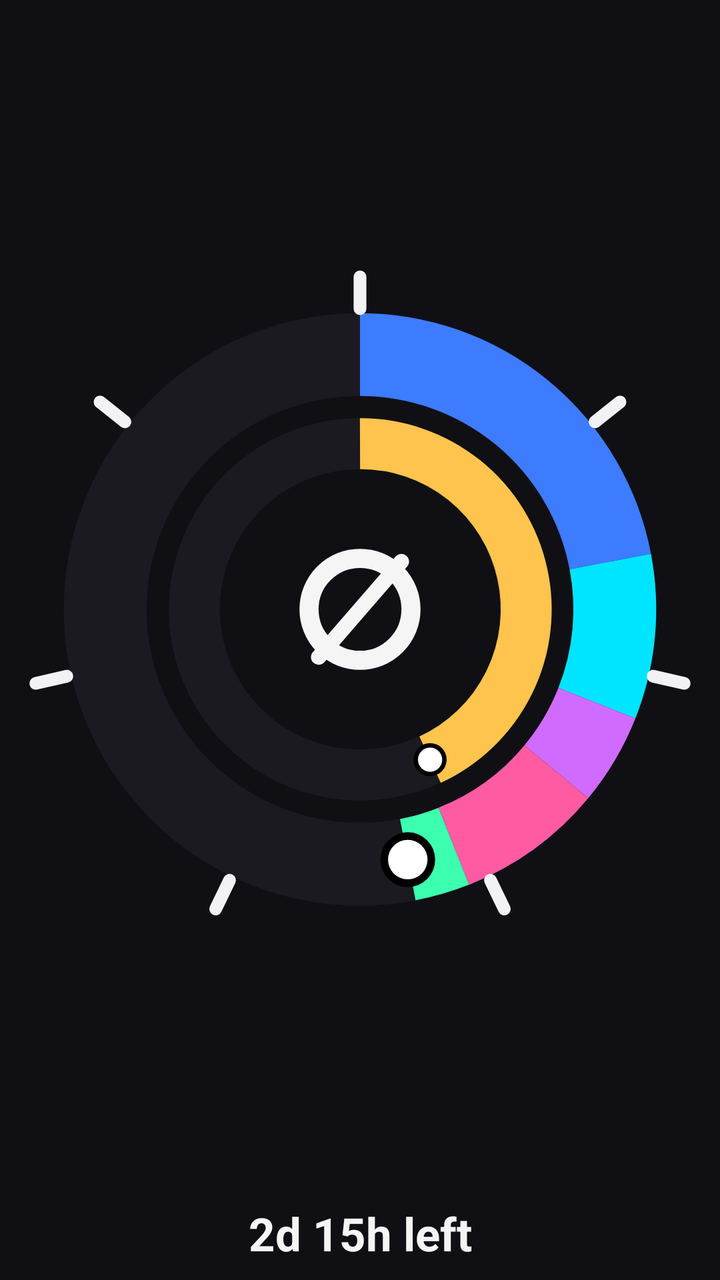
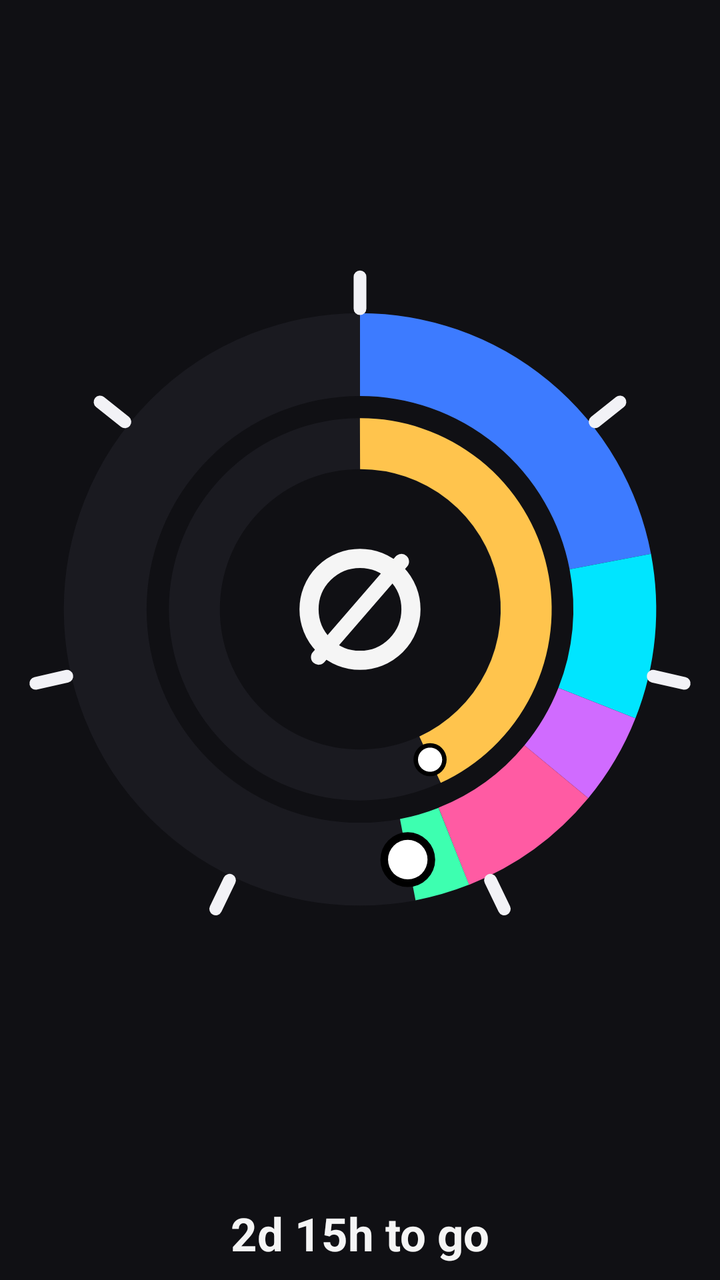

Two renders of the same Android screen: before a commit and after it. Below are the layout's source before the change and the commit's diff.
<!-- AndroidManifest.xml: application theme Theme.GrokBar -->
<!-- res/layout/widget_preview.xml -->
<?xml version="1.0" encoding="utf-8"?>
<LinearLayout xmlns:android="http://schemas.android.com/apk/res/android"
    android:layout_width="match_parent"
    android:layout_height="match_parent"
    android:background="#101014"
    android:gravity="center_horizontal"
    android:orientation="vertical"
    android:padding="8dp">

    <ImageView
        android:layout_width="match_parent"
        android:layout_height="0dp"
        android:layout_weight="1"
        android:contentDescription="@string/widget_name"
        android:scaleType="fitCenter"
        android:src="@drawable/widget_rings_preview" />

    <TextView
        android:layout_width="match_parent"
        android:layout_height="wrap_content"
        android:gravity="center"
        android:text="2d 15h left"
        android:textColor="#F5F5F5"
        android:textSize="23sp"
        android:textStyle="bold" />
</LinearLayout>
<!-- resources referenced by this layout -->
<resources>
  <!-- drawable widget_rings_preview: vector/xml drawable (drawable, 3106 chars, omitted) -->
  <string name="widget_name">Grok usage</string>
  <style name="Theme.GrokBar" parent="android:Theme.Material.NoActionBar">
          <item name="android:windowBackground">@android:color/black</item>
          <item name="android:statusBarColor">@android:color/black</item>
          <item name="android:navigationBarColor">@android:color/black</item>
      </style>
</resources>

<!-- the commit's change to res/layout/widget_preview.xml (unified diff, before → after) -->
@@ -19,7 +19,7 @@
         android:layout_width="match_parent"
         android:layout_height="wrap_content"
         android:gravity="center"
-        android:text="2d 15h left"
+        android:text="2d 15h to go"
         android:textColor="#F5F5F5"
         android:textSize="23sp"
         android:textStyle="bold" />
